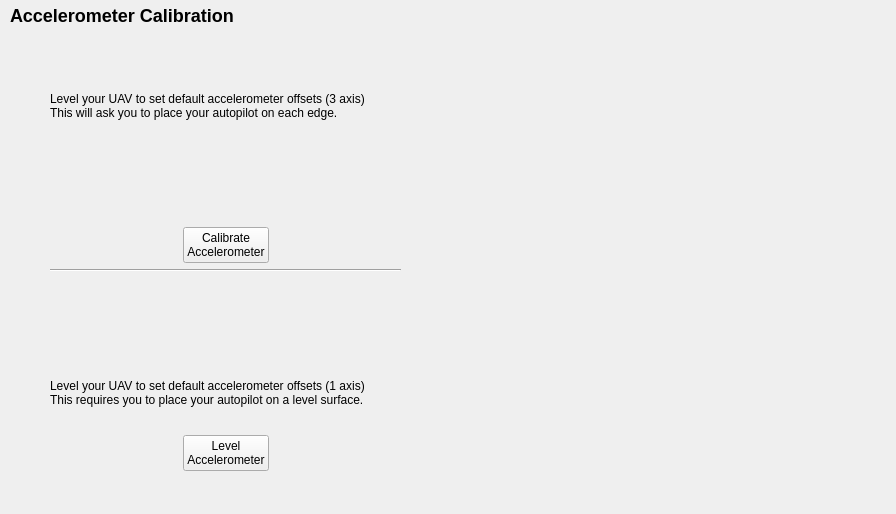
ArduPilot/apm_planner, file src/ui/configuration/AccelCalibrationConfig.ui: the form before one commit.
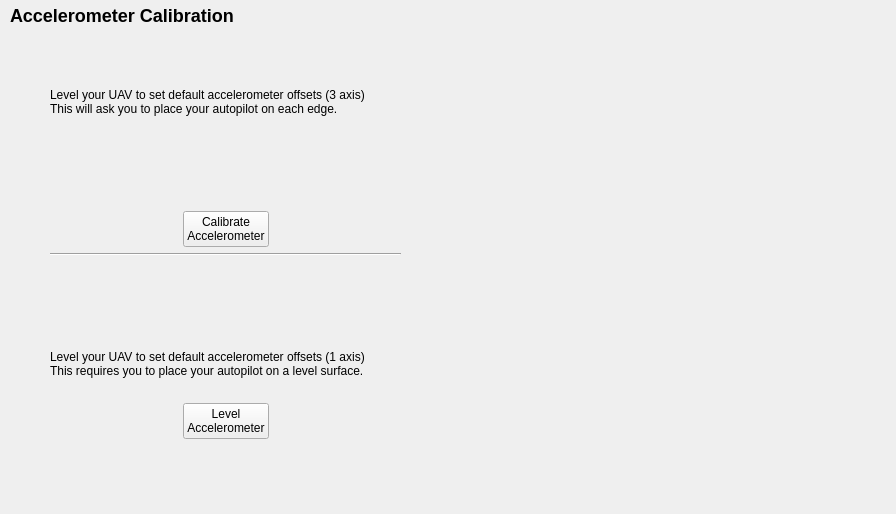
The form after the commit.

Commit message: Change for layout of Accelerometer Calibration config window

Patch:
```diff
--- a/src/ui/configuration/AccelCalibrationConfig.ui
+++ b/src/ui/configuration/AccelCalibrationConfig.ui
@@ -57,7 +57,7 @@
      <height>401</height>
     </rect>
    </property>
-   <layout class="QVBoxLayout" name="verticalLayout">
+   <layout class="QVBoxLayout" name="verticalLayout" stretch="2,2,2,2,2,2,2,1">
     <item>
      <widget class="QLabel" name="accelDescLabel">
       <property name="text">
@@ -187,6 +187,19 @@
       </item>
      </layout>
     </item>
+    <item>
+     <spacer name="verticalSpacer">
+      <property name="orientation">
+       <enum>Qt::Vertical</enum>
+      </property>
+      <property name="sizeHint" stdset="0">
+       <size>
+        <width>20</width>
+        <height>40</height>
+       </size>
+      </property>
+     </spacer>
+    </item>
    </layout>
   </widget>
  </widget>
```
